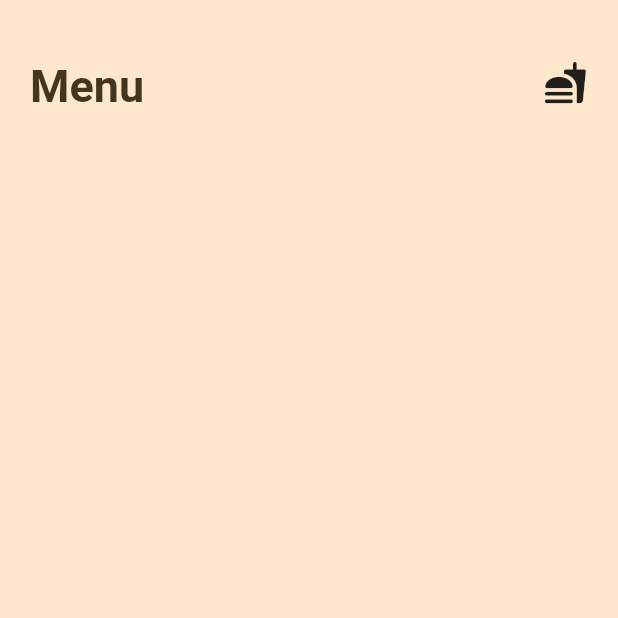
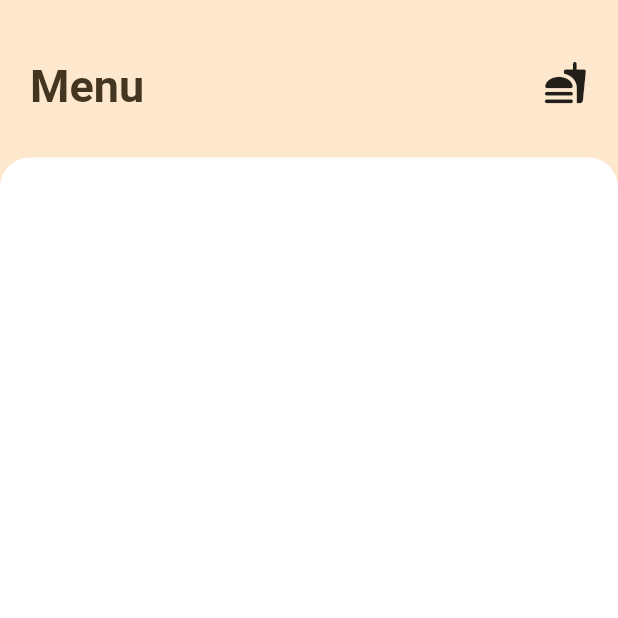
Before and after one commit to PatrickS136/Resto-Menu, a Flutter app: the screen it shows after launch, on a phone screen of 412 x 824 dp, the top half of it. Run offline on Flutter 3.47's test engine with Material 2 defaults, Android fonts, the phone set to English and light mode, and no system bars.

Commit message:
Changed some paddings, created bottom container

```diff
--- a/lib/constants.dart
+++ b/lib/constants.dart
@@ -10,3 +10,11 @@ const kMenuTitle = TextStyle(
   color: brown,
   fontSize: 30,
 );
+
+const kBottomContainer = BoxDecoration(
+  color: Colors.white,
+  borderRadius: BorderRadius.only(
+    topLeft: Radius.circular(20),
+    topRight: Radius.circular(20),
+  ),
+);
--- a/lib/screens/menu.dart
+++ b/lib/screens/menu.dart
@@ -6,13 +6,15 @@ class Menu extends StatelessWidget {
   Widget build(BuildContext context) {
     return Container(
       color: sand,
-      padding: EdgeInsets.symmetric(vertical: 30, horizontal: 20),
+      child: Container(
         child: Column(
           children: [
             SizedBox(
               height: 10,
             ),
-          Row(
+            Container(
+              padding: EdgeInsets.symmetric(vertical: 30, horizontal: 20),
+              child: Row(
                 crossAxisAlignment: CrossAxisAlignment.start,
                 children: [
                   Text(
@@ -25,8 +27,18 @@ class Menu extends StatelessWidget {
                     size: 30,
                   )
                 ],
-          )
+              ),
+            ),
+            Expanded(
+              child: Container(
+                child: ListView(
+                  children: [],
+                ),
+                decoration: kBottomContainer,
+              ),
+            ),
           ],
+        ),
       ),
     );
   }
```
Lines whose indentation alone changed are shown as unchanged.
